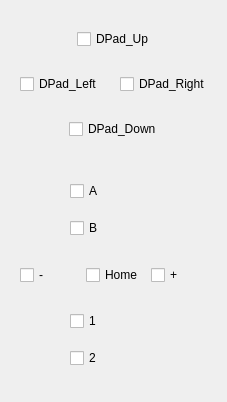
Qt form src/diag_wiimote.ui (degarashi/MovieManeuver) before a commit.
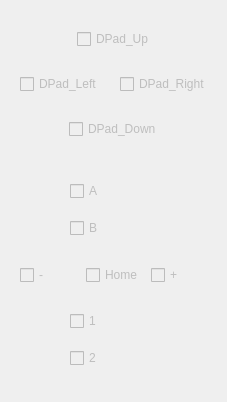
The same form after that commit.

Commit message: [fix] WiiRemote のデバッグ表示でチェックボックスにユーザーがチェックできるようになっていたのを修正

The edit to the form file:
```diff
--- a/src/diag_wiimote.ui
+++ b/src/diag_wiimote.ui
@@ -40,6 +40,9 @@
       </item>
       <item>
        <widget class="QCheckBox" name="cbUp">
+        <property name="enabled">
+         <bool>false</bool>
+        </property>
         <property name="text">
          <string>DPad_Up</string>
         </property>
@@ -64,6 +67,9 @@
      <layout class="QHBoxLayout" name="horizontalLayout">
       <item>
        <widget class="QCheckBox" name="cbLeft">
+        <property name="enabled">
+         <bool>false</bool>
+        </property>
         <property name="text">
          <string>DPad_Left</string>
         </property>
@@ -84,6 +90,9 @@
       </item>
       <item>
        <widget class="QCheckBox" name="cbRight">
+        <property name="enabled">
+         <bool>false</bool>
+        </property>
         <property name="text">
          <string>DPad_Right</string>
         </property>
@@ -108,6 +117,9 @@
       </item>
       <item>
        <widget class="QCheckBox" name="cbDown">
+        <property name="enabled">
+         <bool>false</bool>
+        </property>
         <property name="text">
          <string>DPad_Down</string>
         </property>
@@ -142,6 +154,9 @@
    <layout class="QVBoxLayout" name="verticalLayout_2">
     <item>
      <widget class="QCheckBox" name="cbA">
+      <property name="enabled">
+       <bool>false</bool>
+      </property>
       <property name="text">
        <string>A</string>
       </property>
@@ -149,6 +164,9 @@
     </item>
     <item>
      <widget class="QCheckBox" name="cbB">
+      <property name="enabled">
+       <bool>false</bool>
+      </property>
       <property name="text">
        <string>B</string>
       </property>
@@ -168,6 +186,9 @@
    <layout class="QHBoxLayout" name="horizontalLayout_4">
     <item>
      <widget class="QCheckBox" name="cbMinus">
+      <property name="enabled">
+       <bool>false</bool>
+      </property>
       <property name="text">
        <string>-</string>
       </property>
@@ -175,6 +196,9 @@
     </item>
     <item>
      <widget class="QCheckBox" name="cbHome">
+      <property name="enabled">
+       <bool>false</bool>
+      </property>
       <property name="text">
        <string>Home</string>
       </property>
@@ -182,6 +206,9 @@
     </item>
     <item>
      <widget class="QCheckBox" name="cbPlus">
+      <property name="enabled">
+       <bool>false</bool>
+      </property>
       <property name="text">
        <string>+</string>
       </property>
@@ -201,16 +228,28 @@
    <layout class="QVBoxLayout" name="verticalLayout_3">
     <item>
      <widget class="QCheckBox" name="cb1">
+      <property name="enabled">
+       <bool>false</bool>
+      </property>
       <property name="text">
        <string>1</string>
       </property>
+      <property name="checkable">
+       <bool>true</bool>
+      </property>
      </widget>
     </item>
     <item>
      <widget class="QCheckBox" name="cb2">
+      <property name="enabled">
+       <bool>false</bool>
+      </property>
       <property name="text">
        <string>2</string>
       </property>
+      <property name="checkable">
+       <bool>true</bool>
+      </property>
      </widget>
     </item>
    </layout>
```
